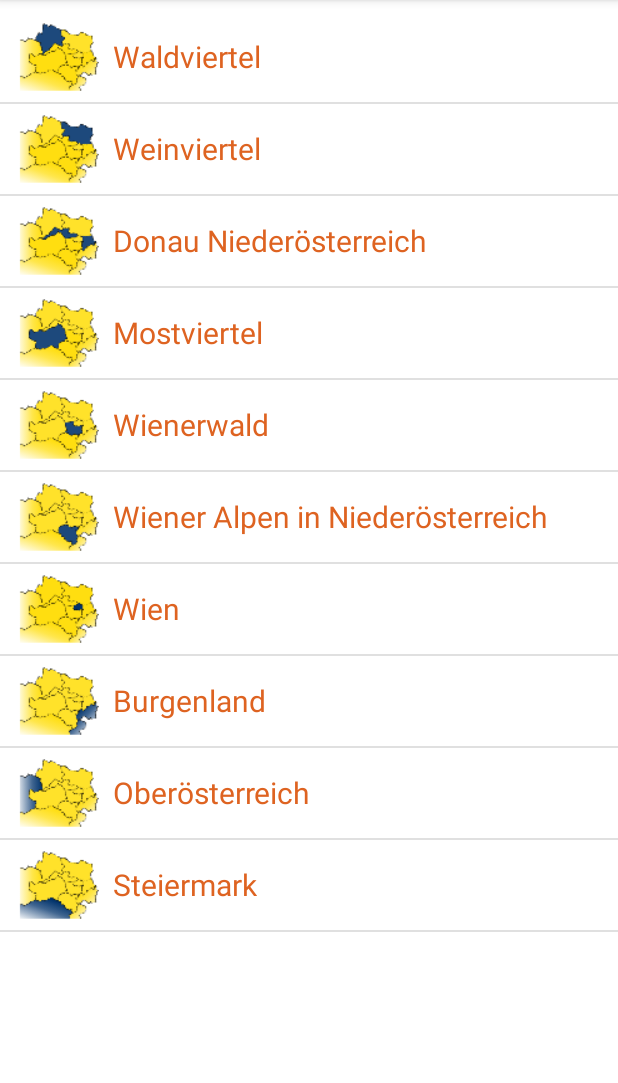
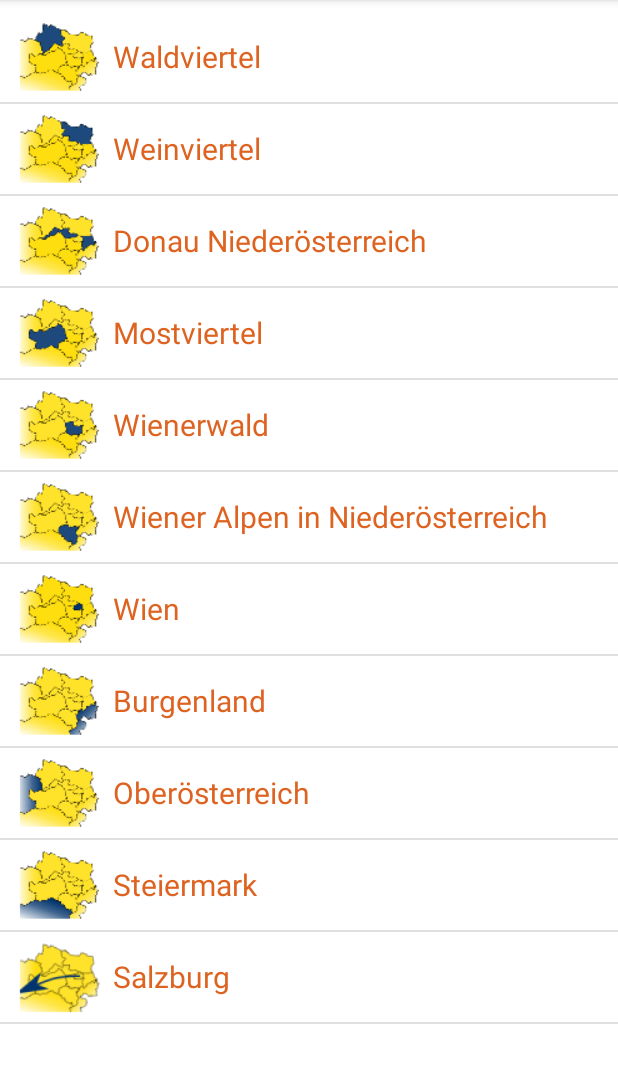
Before and after one commit to derqurps/noefinderlein, an Android app: the fragment Fragment_Regions placed in its activity, on a phone screen of 412 x 824 dp, the part 84-1167 px from its top. Run offline under Robolectric (Android 15) with nearby library versions, the phone set to English and light mode, and no system bars; libraries missing offline, so code that uses them is left out: com.hypertrack.hyperlog; 6 statements that could not run were skipped.

Commit message:
add salzburg region

```diff
--- a/app/src/main/java/at/qurps/noefinderlein/app/Fragment_Regions.java
+++ b/app/src/main/java/at/qurps/noefinderlein/app/Fragment_Regions.java
@@ -58,6 +58,7 @@ public class Fragment_Regions extends ListFragment {
         listItems.add(new Region_Picture_and_Text(getString(R.string.region_list_burgenland), R.mipmap.liste_region_burgenland, 84)); // 1541
         listItems.add(new Region_Picture_and_Text(getString(R.string.region_list_oberoesterreich), R.mipmap.liste_region_oberoesterreich, 87)); // 1591
         listItems.add(new Region_Picture_and_Text(getString(R.string.region_list_steiermark), R.mipmap.liste_region_steiermark, 86)); // 1540
+        listItems.add(new Region_Picture_and_Text(getString(R.string.region_list_salzburg), R.mipmap.liste_region_salzburg, 90)); // 1540
         adapter = new ArrayAdapter_Region(getActivity(), listItems);
         setListAdapter(adapter);
     }
--- a/app/src/main/res/values/colors.xml
+++ b/app/src/main/res/values/colors.xml
@@ -1,8 +1,8 @@
 <?xml version="1.0" encoding="utf-8"?>
 <resources>
-    <color name="colorPrimary">#FFFF9800</color>
+    <color name="colorPrimary">#FF9800</color>
     <color name="colorPrimaryDark">#ffff7802</color>
-    <color name="colorAccent">#FF003672</color>
+    <color name="colorAccent">#003672</color>
 
     <color name="noecard_orange">#FFFF9800</color>
     <color name="noecard_orange_dark">#ffff7802</color>
--- a/app/src/main/res/values/strings.xml
+++ b/app/src/main/res/values/strings.xml
@@ -29,6 +29,7 @@
     <string name="region_list_steiermark">Steiermark</string>
     <string name="region_list_burgenland">Burgenland</string>
     <string name="region_list_oberoesterreich">Oberösterreich</string>
+    <string name="region_list_salzburg">Salzburg</string>
 
     <string-array name="region_list">
         <item>@string/region_list_all_regions</item>
@@ -42,6 +43,7 @@
         <item>@string/region_list_steiermark</item>
         <item>@string/region_list_burgenland</item>
         <item>@string/region_list_oberoesterreich</item>
+        <item>@string/region_list_salzburg</item>
     </string-array>
     <plurals name="mapinfo_clusterdest">
         <item quantity="one">%d Ziel</item>
@@ -147,6 +149,7 @@
     <string name="str_navdraw_destinations">Ziele</string>
     <string name="str_navdraw_favorites">Favoriten</string>
     <string name="str_navdraw_nahe_ziele">Nahe</string>
+    <string name="str_navdraw_my_cards">Meine Karten</string>
 
     <string name="str_navdraw_open_ziele">Geöffnete</string>
     <string name="str_navdraw_other">Anderes</string>
--- a/app/src/main/res/values/styles.xml
+++ b/app/src/main/res/values/styles.xml
@@ -9,6 +9,11 @@
     </style>
 
     <style name="AppTheme.NoActionBar">
+        <item name="windowActionBar">false</item>
+        <item name="windowNoTitle">true</item>
+    </style>
+
+    <style name="AppTheme.NoActionBar2">
         <item name="windowActionBar">false</item>
         <item name="windowNoTitle">true</item>
     </style>
```
Also changed, not shown: app/build.gradle (+16 -24 lines), app/src/main/AndroidManifest.xml (+6 -5 lines), app/src/main/java/at/qurps/noefinderlein/app/DestinationsDB.java (+5 -2 lines), app/src/main/res/drawable/ic_add_black.xml (added, +9 -0 lines), app/src/main/res/drawable/ic_credit_card.xml (added, +9 -0 lines), app/src/main/res/layout/activity_about.xml (+7 -16 lines), build.gradle (+7 -3 lines), app/src/main/liste_region_salzburg-web.png (added), app/src/main/res/mipmap-hdpi/liste_region_salzburg.png (added), app/src/main/res/mipmap-mdpi/liste_region_salzburg.png (added), app/src/main/res/mipmap-xhdpi/liste_region_salzburg.png (added), app/src/main/res/mipmap-xxhdpi/liste_region_salzburg.png (added), app/src/main/res/mipmap-xxxhdpi/liste_region_salzburg.png (added), gradle/wrapper/gradle-wrapper.properties, 2 other files.
